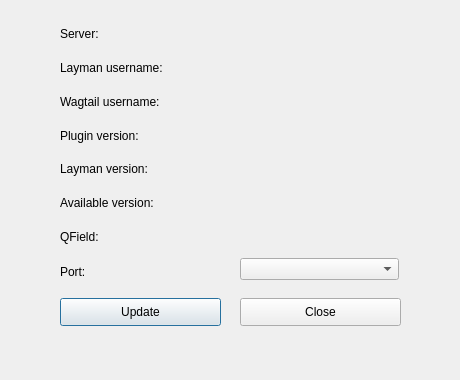
First picture: the form in dlg_userInfo.ui, repository LESPROJEKT/qgis-layman-plugin, before the edit.
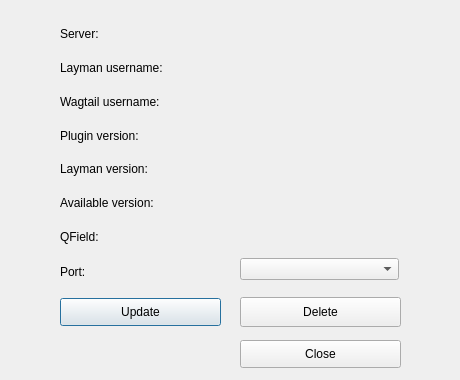
Second picture: the form after the edit. Icons and pictures are not drawn.

Patch:
```diff
--- a/dlg_userInfo.ui
+++ b/dlg_userInfo.ui
@@ -49,7 +49,7 @@
    <property name="geometry">
     <rect>
      <x>240</x>
-     <y>298</y>
+     <y>340</y>
      <width>161</width>
      <height>28</height>
     </rect>
@@ -203,6 +203,23 @@
     </rect>
    </property>
   </widget>
+  <widget class="QPushButton" name="pushButton_delete_user">
+   <property name="geometry">
+    <rect>
+     <x>240</x>
+     <y>297</y>
+     <width>161</width>
+     <height>30</height>
+    </rect>
+   </property>
+   <property name="text">
+    <string>Delete</string>
+   </property>
+   <property name="icon">
+    <iconset>
+     <normaloff>icons/delete_FILL0_wght500_GRAD0_opsz24.png</normaloff>icons/delete_FILL0_wght500_GRAD0_opsz24.png</iconset>
+   </property>
+  </widget>
  </widget>
  <resources/>
  <connections/>
```
